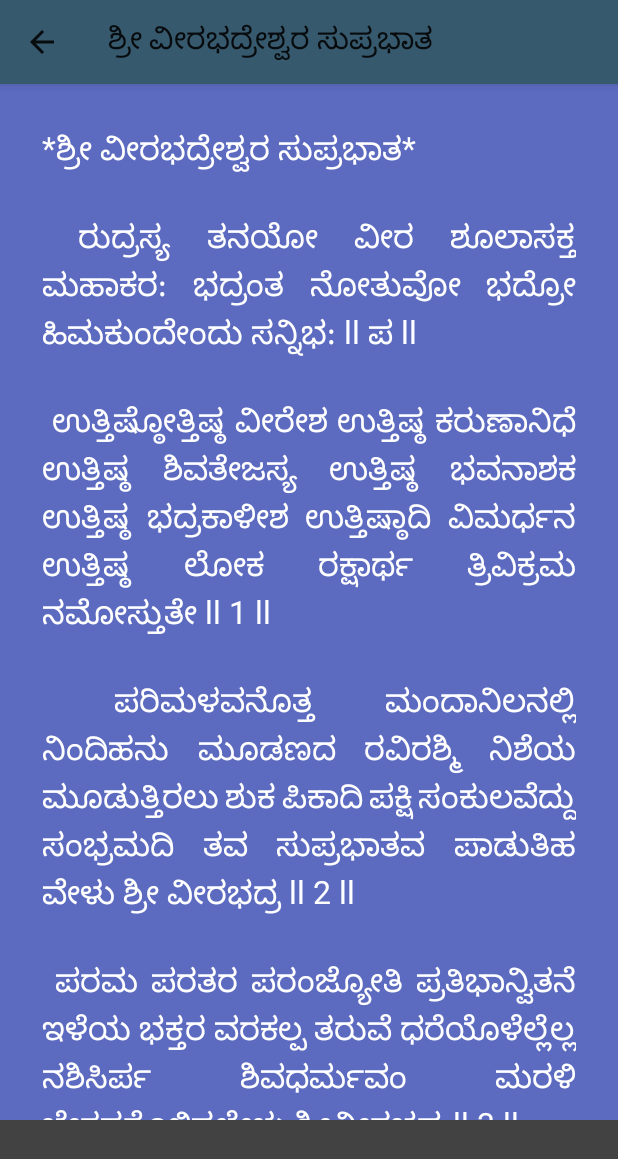
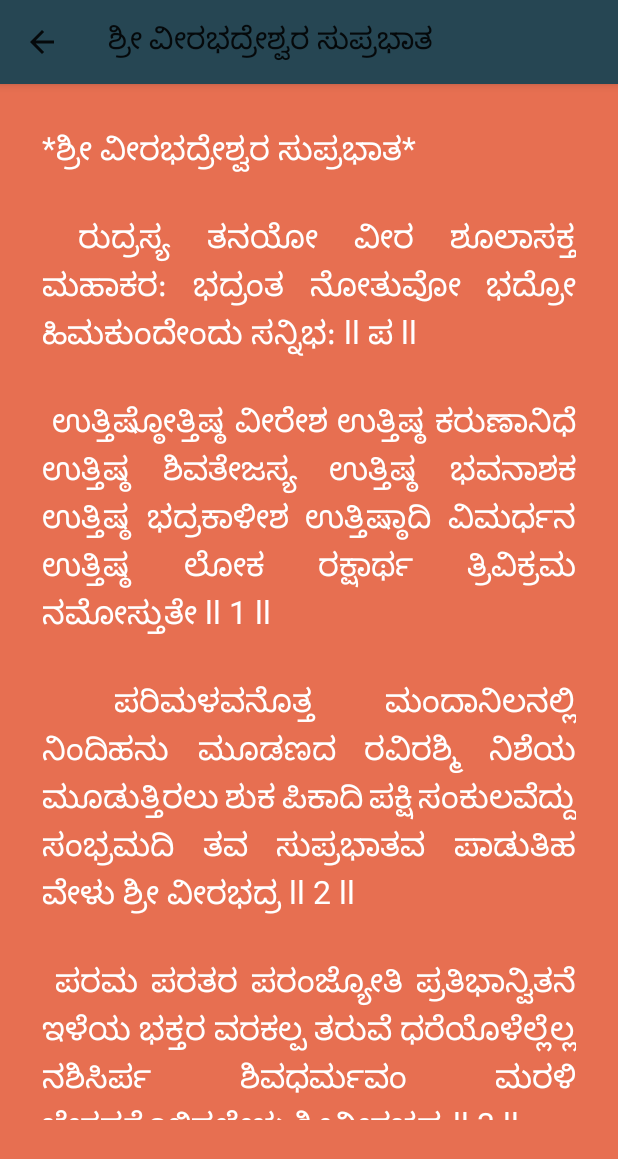
Before and after one commit to DeepakDG/VeerabhadraswamyKotlin, an Android app: the ViewPagerDashboard screen opened directly, with no data from a screen before it, on a phone screen of 412 x 824 dp. Shown: the top 1159 px of the screen. Run offline under Robolectric (Android 15) with nearby library versions, the phone set to English and light mode, and no system bars; 1 statement that could not run was skipped.

Commit message:
color changes

```diff
--- a/app/src/main/res/layout/item_view_pager.xml
+++ b/app/src/main/res/layout/item_view_pager.xml
@@ -3,7 +3,7 @@
     xmlns:app="http://schemas.android.com/apk/res-auto"
     android:layout_width="match_parent"
     android:layout_height="match_parent"
-    android:background="#5C6BC0">
+    android:background="@color/burnt_sienna">
 
     <TextView
         android:id="@+id/ivSliderImage"
--- a/app/src/main/res/layout/list_item_cardview.xml
+++ b/app/src/main/res/layout/list_item_cardview.xml
@@ -12,7 +12,7 @@
         android:layout_height="wrap_content"
         android:orientation="horizontal"
         android:padding="5dp"
-        android:background="#C5CAE9">
+        android:background="@color/jungle_green">
 
         <ImageView
             android:id="@+id/imageview"
@@ -26,6 +26,7 @@
             android:layout_marginStart="10dp"
             android:layout_marginLeft="15dp"
             android:text="Item"
+            android:textColor="@color/yellow"
             android:textSize="20sp"
             android:textStyle="bold" />
 
--- a/app/src/main/res/layout/splashscreen.xml
+++ b/app/src/main/res/layout/splashscreen.xml
@@ -10,15 +10,18 @@
         android:layout_width="match_parent"
         android:layout_height="match_parent"
         android:background="@drawable/veerabhadraswamy"
-        android:scaleType="fitXY" />
+        android:scaleType="fitXY"
+        android:padding="8dp"/>
 
     <TextView
         android:id="@+id/splash_textview"
         android:layout_width="match_parent"
         android:layout_height="wrap_content"
         android:text="@string/app_name"
-        android:textColor="@color/white"
+        android:textColor="@color/gold"
         android:gravity="center"
+        android:typeface="serif"
+        android:textStyle="bold"
         android:textSize="22sp"
         android:background="@drawable/poster_bg_new"
         app:layout_constraintBottom_toBottomOf="@+id/imageView"
--- a/app/src/main/res/layout/viewpager_dashboard.xml
+++ b/app/src/main/res/layout/viewpager_dashboard.xml
@@ -2,16 +2,16 @@
 <LinearLayout xmlns:android="http://schemas.android.com/apk/res/android"
     android:layout_width="match_parent"
     android:layout_height="match_parent"
+    android:background="@color/burnt_sienna"
     android:orientation="vertical"
-    android:weightSum="1"
-    android:background="#424242">
+    android:weightSum="1">
 
     <LinearLayout
         android:layout_width="match_parent"
         android:layout_height="0dp"
         android:layout_weight="0.9"
-        android:orientation="horizontal"
-        android:background="#424242">
+        android:background="@color/burnt_sienna"
+        android:orientation="horizontal">
 
         <androidx.core.widget.NestedScrollView
             android:layout_width="match_parent"
@@ -33,25 +33,29 @@
         android:layout_height="0dp"
         android:layout_gravity="center"
         android:layout_weight="0.1"
+        android:background="@color/burnt_sienna"
         android:gravity="center"
-        android:orientation="horizontal"
-        android:background="#424242">
+        android:orientation="horizontal">
 
         <Button
             android:id="@+id/btnPrevious"
             android:layout_width="match_parent"
             android:layout_height="match_parent"
-            android:layout_margin="4dp"
+            android:layout_margin="8dp"
             android:layout_weight="1"
-            android:text="@string/previous" />
+            android:background="@color/blue_dianne"
+            android:text="@string/previous"
+            android:textColor="@color/white" />
 
         <Button
             android:id="@+id/btnNext"
             android:layout_width="match_parent"
             android:layout_height="match_parent"
-            android:layout_margin="4dp"
+            android:layout_margin="8dp"
             android:layout_weight="1"
-            android:text="@string/next" />
+            android:background="@color/blue_dianne"
+            android:text="@string/next"
+            android:textColor="@color/white" />
 
 
     </LinearLayout>
--- a/app/src/main/res/values-night/themes.xml
+++ b/app/src/main/res/values-night/themes.xml
@@ -3,7 +3,7 @@
     <style name="Theme.Veerabhadreshwaramantra" parent="Theme.AppCompat.Light">
         <!-- Primary brand color. -->
         ...
-        <item name="colorPrimary">@color/navy_500</item>
+        <item name="colorPrimary">@color/blue_dianne</item>
         <item name="colorPrimaryVariant">@color/navy_900</item>
         <item name="colorSecondary">@color/green_300</item>
         <item name="colorSecondaryVariant">@color/green_500</item>
--- a/app/src/main/res/values/colors.xml
+++ b/app/src/main/res/values/colors.xml
@@ -13,4 +13,9 @@
     <color name="navy_900">#073042</color>
     <color name="green_300">#3DDC84</color>
     <color name="green_500">#00A956</color>
+    <color name="gold">#FFD700</color>
+    <color name="blue_dianne">#264653</color>
+    <color name="yellow">#e9c46a</color>
+    <color name="jungle_green">#2a9d8f</color>
+    <color name="burnt_sienna">#e76f51</color>
 </resources>
--- a/app/src/main/res/values/themes.xml
+++ b/app/src/main/res/values/themes.xml
@@ -2,7 +2,7 @@
     <!-- Base application theme. -->
     <style name="Theme.Veerabhadreshwaramantra" parent="Theme.AppCompat.Light">
         <!-- Primary brand color. -->
-        <item name="colorPrimary">@color/navy_700</item>
+        <item name="colorPrimary">@color/blue_dianne</item>
         <item name="colorPrimaryVariant">@color/navy_900</item>
         <item name="colorSecondary">@color/green_300</item>
         <item name="colorSecondaryVariant">@color/green_500</item>
```
Also changed, not shown: app/src/main/res/drawable-v24/veerabhadraswamy.jpg (deleted), 1 other file.
